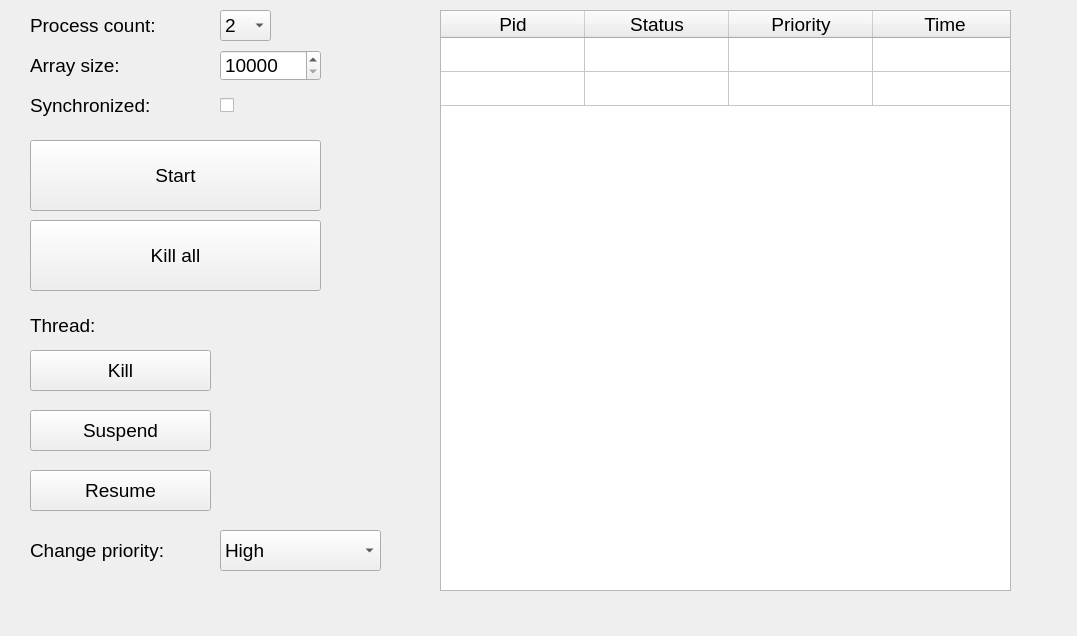
The window that os/labs/lab5/OS_lab_5/mainwindow.ui (pavloMykhalevych/University_labs_LPNU_IKNI_PZ) describes before a commit, drawn with Qt 5.
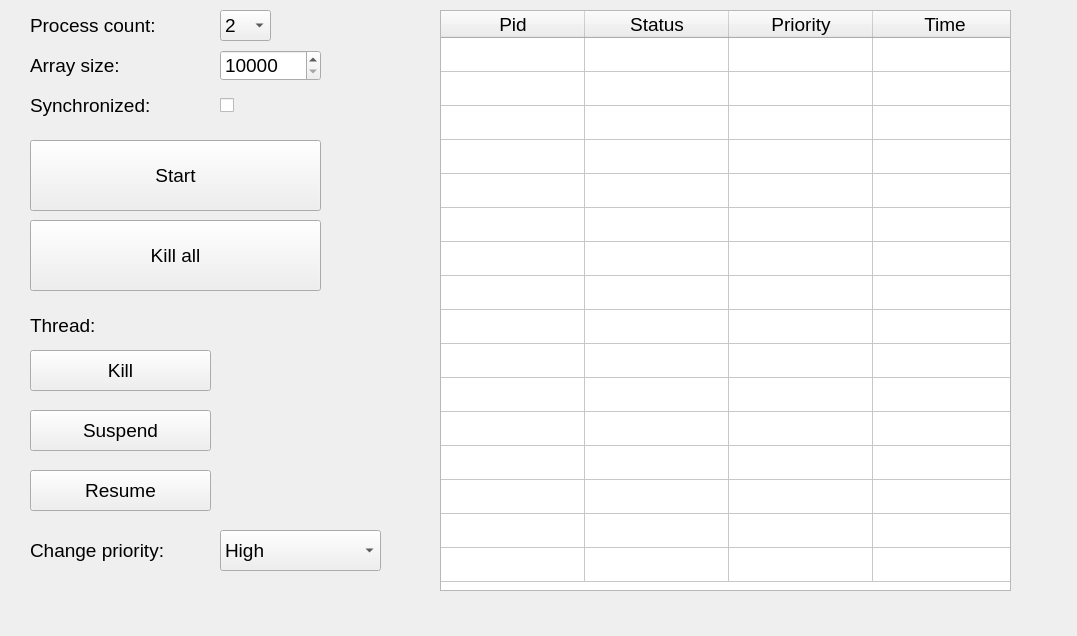
The same window after the commit.

```diff
--- a/os/labs/lab5/OS_lab_5/mainwindow.ui
+++ b/os/labs/lab5/OS_lab_5/mainwindow.ui
@@ -325,7 +325,7 @@
      <set>QAbstractItemView::NoEditTriggers</set>
     </property>
     <property name="rowCount">
-     <number>2</number>
+     <number>16</number>
     </property>
     <property name="columnCount">
      <number>4</number>
@@ -347,6 +347,20 @@
     </attribute>
     <row/>
     <row/>
+    <row/>
+    <row/>
+    <row/>
+    <row/>
+    <row/>
+    <row/>
+    <row/>
+    <row/>
+    <row/>
+    <row/>
+    <row/>
+    <row/>
+    <row/>
+    <row/>
     <column>
      <property name="text">
       <string>Pid</string>
```
